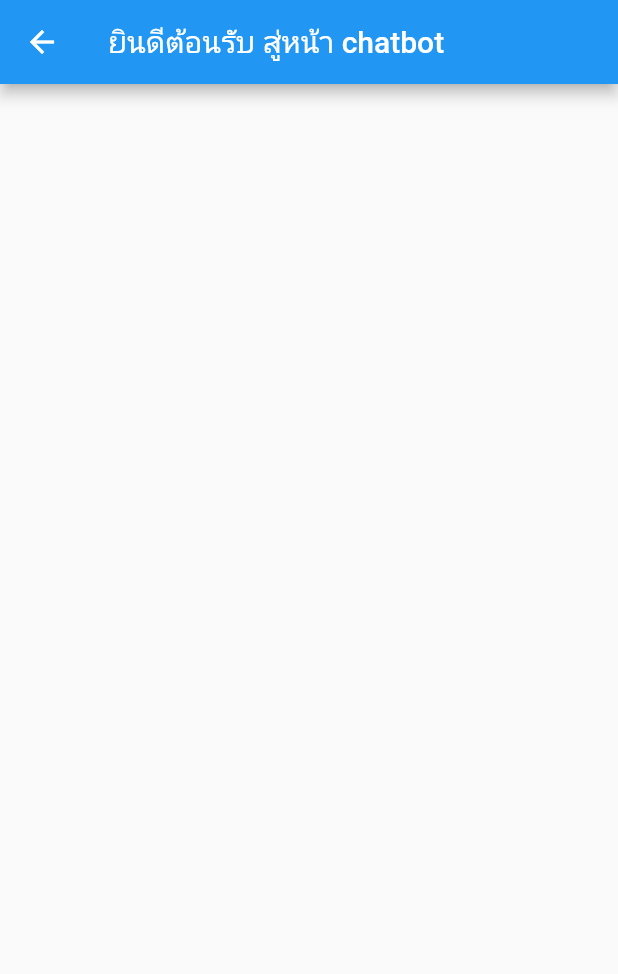
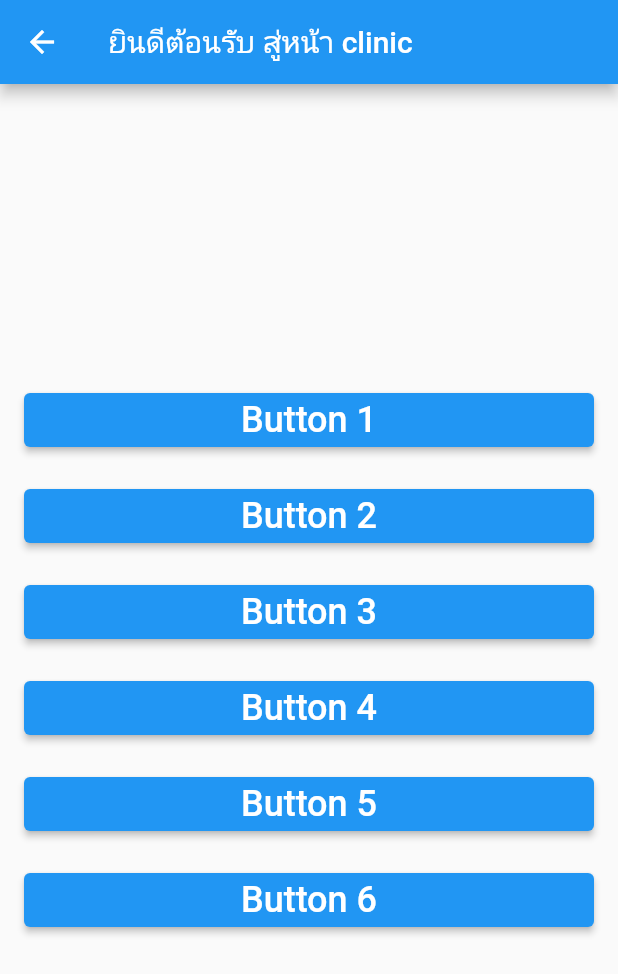
Before and after one commit to Yunocat02/LittleBuddy, a Flutter app: the screen it shows after launch, item 2 of the bottom bar chosen, on a phone screen of 412 x 824 dp. Shown: the top 974 px of the screen. Run offline on Flutter 3.47's test engine with Material 2 defaults, Android fonts, the phone set to English and light mode, and no system bars; our stand-ins replace cloud_firestore, firebase_auth, firebase_core, flutter_svg, gap, get and 3 more; accounts and stored records are empty.

Commit message:
add-clinic-view

```diff
--- a/lib/views/Chatbot_view.dart
+++ b/lib/views/Chatbot_view.dart
@@ -18,9 +18,7 @@ class _ChatbotState extends State<Chatbot> {
           child: Center(
             child: Column(
               mainAxisAlignment: MainAxisAlignment.center,
-              children: [
-
-              ],
+              children: [],
             ),
           ),
         ),
--- /dev/null
+++ b/lib/views/clinic_view.dart
@@ -0,0 +1,73 @@
+import 'package:flutter/material.dart';
+
+class Clinic extends StatefulWidget {
+  const Clinic({Key? key}) : super(key: key);
+
+  @override
+  State<Clinic> createState() => _ClinicState();
+}
+
+class _ClinicState extends State<Clinic> {
+  @override
+  Widget build(BuildContext context) {
+    return Scaffold(
+      appBar: AppBar(title: Text("ยินดีต้อนรับ สู่หน้า clinic")),
+      body: Padding(
+        padding: const EdgeInsets.all(16.0), // add some padding
+        child: Column(
+          mainAxisAlignment: MainAxisAlignment.center,
+          children: [
+            SizedBox(
+              width: double.infinity,
+              child: ElevatedButton(
+                style: ElevatedButton.styleFrom(),
+                onPressed: () {},
+                child: Text('Button 1', style: TextStyle(fontSize: 24)),
+              ),
+            ),
+            SizedBox(height: 16),
+            SizedBox(
+              width: double.infinity,
+              child: ElevatedButton(
+                onPressed: () {},
+                child: Text('Button 2', style: TextStyle(fontSize: 24)),
+              ),
+            ),
+            SizedBox(height: 16),
+            SizedBox(
+              width: double.infinity,
+              child: ElevatedButton(
+                onPressed: () {},
+                child: Text('Button 3', style: TextStyle(fontSize: 24)),
+              ),
+            ),
+            SizedBox(height: 16),
+            SizedBox(
+              width: double.infinity,
+              child: ElevatedButton(
+                onPressed: () {},
+                child: Text('Button 4', style: TextStyle(fontSize: 24)),
+              ),
+            ),
+            SizedBox(height: 16),
+            SizedBox(
+              width: double.infinity,
+              child: ElevatedButton(
+                onPressed: () {},
+                child: Text('Button 5', style: TextStyle(fontSize: 24)),
+              ),
+            ),
+            SizedBox(height: 16),
+            SizedBox(
+              width: double.infinity,
+              child: ElevatedButton(
+                onPressed: () {},
+                child: Text('Button 6', style: TextStyle(fontSize: 24)),
+              ),
+            ),
+          ],
+        ),
+      ),
+    );
+  }
+}
--- a/lib/views/home.dart
+++ b/lib/views/home.dart
@@ -9,6 +9,7 @@ import 'package:flutter_svg/flutter_svg.dart';
 import 'package:gap/gap.dart';
 import 'Chatbot_view.dart';
 import 'addpet_view.dart';
+import 'clinic_view.dart';
 import 'help_view.dart';
 import 'login_view.dart';
 import 'map_view.dart';
@@ -27,7 +28,7 @@ class Home extends StatelessWidget {
       {
         'text': 'Clinix',
         'icon': 'assets/nav_icons/heart_icon.svg',
-        'page': const Chatbot()
+        'page': const Clinic()
       },
       {
         'text': 'Pets',
```
